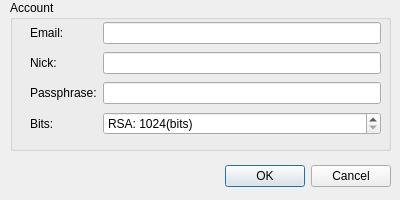
First picture: the form in qt/optiondialog.ui, repository bitbaba/bitmail, before the edit.
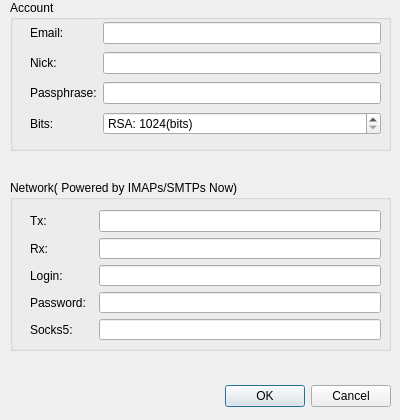
Second picture: the form after the edit.

The edit to the form file:
```diff
--- a/qt/optiondialog.ui
+++ b/qt/optiondialog.ui
@@ -7,7 +7,7 @@
     <x>0</x>
     <y>0</y>
     <width>400</width>
-    <height>200</height>
+    <height>420</height>
    </rect>
   </property>
   <property name="sizePolicy">
@@ -19,13 +19,13 @@
   <property name="minimumSize">
    <size>
     <width>400</width>
-    <height>200</height>
+    <height>420</height>
    </size>
   </property>
   <property name="maximumSize">
    <size>
     <width>400</width>
-    <height>200</height>
+    <height>420</height>
    </size>
   </property>
   <property name="baseSize">
@@ -41,7 +41,7 @@
    <property name="geometry">
     <rect>
      <x>10</x>
-     <y>160</y>
+     <y>380</y>
      <width>381</width>
      <height>32</height>
     </rect>
@@ -145,6 +145,115 @@
     </layout>
    </widget>
   </widget>
+  <widget class="QGroupBox" name="groupBox_2">
+   <property name="geometry">
+    <rect>
+     <x>10</x>
+     <y>180</y>
+     <width>381</width>
+     <height>171</height>
+    </rect>
+   </property>
+   <property name="title">
+    <string>Network( Powered by IMAPs/SMTPs Now)</string>
+   </property>
+   <widget class="QWidget" name="gridLayoutWidget_2">
+    <property name="geometry">
+     <rect>
+      <x>20</x>
+      <y>30</y>
+      <width>351</width>
+      <height>130</height>
+     </rect>
+    </property>
+    <layout class="QGridLayout" name="gridLayout_3">
+     <item row="4" column="0">
+      <widget class="QLabel" name="lbSocks5">
+       <property name="text">
+        <string>Socks5:</string>
+       </property>
+      </widget>
+     </item>
+     <item row="2" column="0">
+      <widget class="QLabel" name="lbSmtpLogin">
+       <property name="text">
+        <string>Login:</string>
+       </property>
+      </widget>
+     </item>
+     <item row="3" column="0">
+      <widget class="QLabel" name="lbSmtpPassword">
+       <property name="text">
+        <string>Password:  </string>
+       </property>
+      </widget>
+     </item>
+     <item row="0" column="1">
+      <layout class="QHBoxLayout" name="horizontalLayout">
+       <item>
+        <widget class="QLineEdit" name="leSmtpUrl">
+         <property name="toolTip">
+          <string>smtps://example.net/</string>
+         </property>
+         <property name="inputMethodHints">
+          <set>Qt::ImhUrlCharactersOnly</set>
+         </property>
+        </widget>
+       </item>
+      </layout>
+     </item>
+     <item row="1" column="0">
+      <widget class="QLabel" name="lbImapUrl">
+       <property name="text">
+        <string>Rx:</string>
+       </property>
+      </widget>
+     </item>
+     <item row="1" column="1">
+      <layout class="QHBoxLayout" name="horizontalLayout_2">
+       <item>
+        <widget class="QLineEdit" name="leImapUrl">
+         <property name="toolTip">
+          <string>imaps://example.net/</string>
+         </property>
+         <property name="inputMethodHints">
+          <set>Qt::ImhUrlCharactersOnly</set>
+         </property>
+        </widget>
+       </item>
+      </layout>
+     </item>
+     <item row="3" column="1">
+      <widget class="QLineEdit" name="lePassword">
+       <property name="echoMode">
+        <enum>QLineEdit::Password</enum>
+       </property>
+      </widget>
+     </item>
+     <item row="0" column="0">
+      <widget class="QLabel" name="lbSmtpUrl">
+       <property name="text">
+        <string>Tx:</string>
+       </property>
+      </widget>
+     </item>
+     <item row="2" column="1">
+      <widget class="QLineEdit" name="leLogin">
+       <property name="inputMethodHints">
+        <set>Qt::ImhLatinOnly</set>
+       </property>
+      </widget>
+     </item>
+     <item row="4" column="1">
+      <widget class="QLineEdit" name="leSocks5">
+       <property name="echoMode">
+        <enum>QLineEdit::Normal</enum>
+       </property>
+      </widget>
+     </item>
+    </layout>
+   </widget>
+  </widget>
  </widget>
  <tabstops>
   <tabstop>leEmail</tabstop>
```
Left out of the diff: 2 changed lines with no effect on the pictures.
